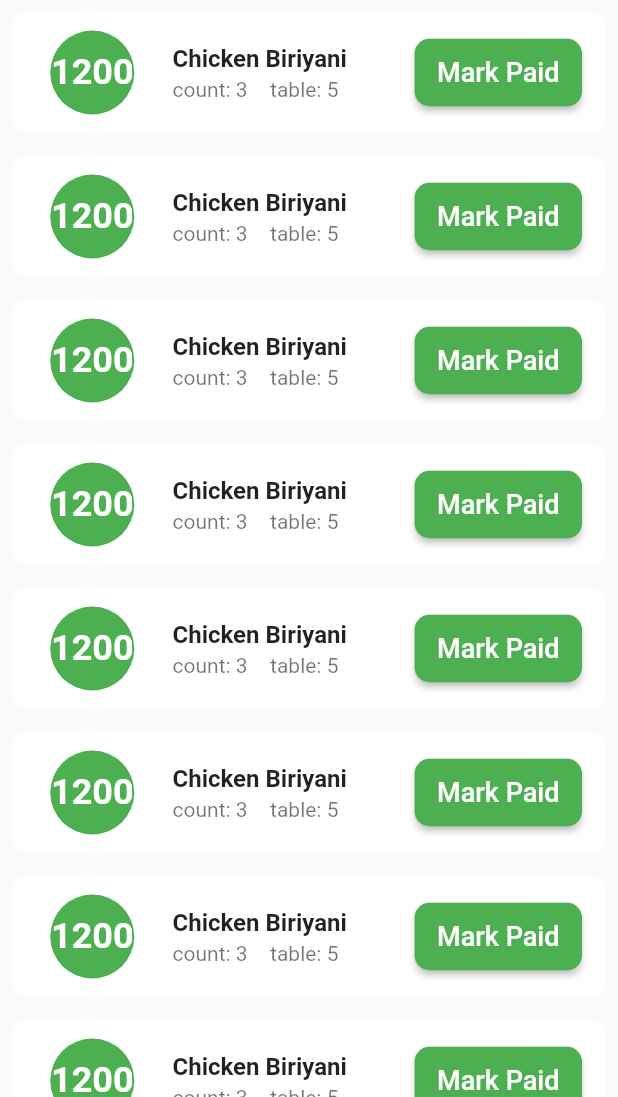
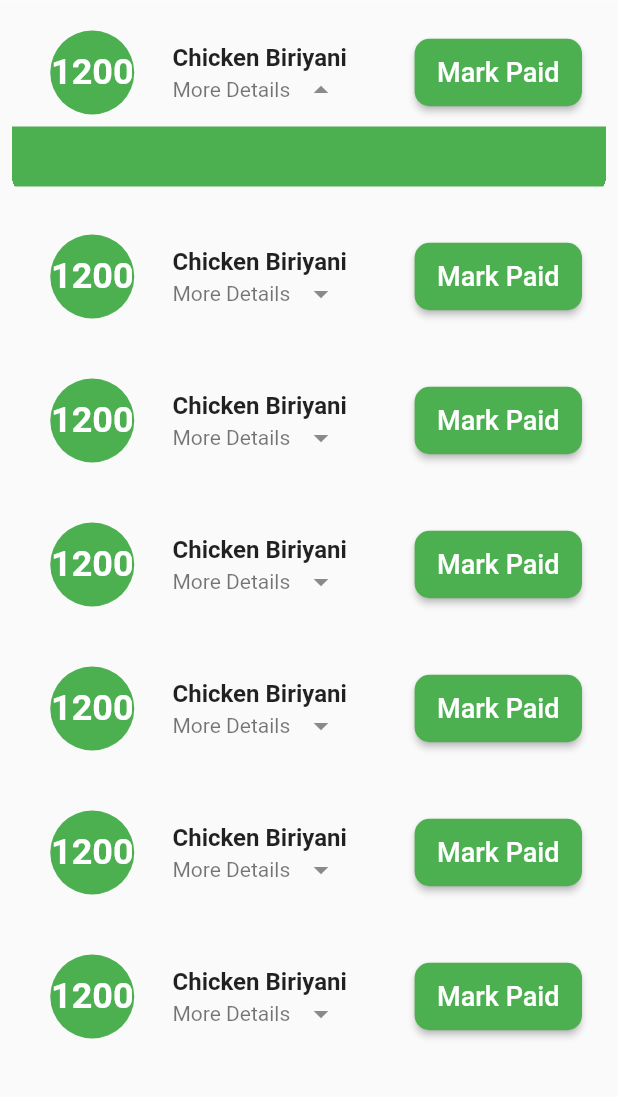
Before and after one commit to sarinmsari/meno-bussiness-frontend, a Flutter app: the screen it shows after launch, after a tap on "1200", on a phone screen of 412 x 824 dp, the part 139-1236 px from its top. Run offline on Flutter 3.47's test engine with Material 2 defaults, Android fonts, the phone set to English and light mode, and no system bars.

Commit message:
functional more details button added

```diff
--- /dev/null
+++ b/lib/components/orders_page/one_order_box.dart
@@ -0,0 +1,113 @@
+import 'package:bookkikko_business/components/orders_page/colorTheme.dart';
+import 'package:bookkikko_business/components/orders_page/sub_title_widget.dart';
+import 'package:flutter/material.dart';
+
+class OneOrderBox extends StatefulWidget {
+  const OneOrderBox(
+      {Key? key,
+      required this.leadingText,
+      required this.itemCount,
+      required this.userRole,
+      required this.tableNumber,
+      required this.index})
+      : super(key: key);
+
+  final int leadingText;
+  final String userRole;
+  final int index;
+  final tableNumber;
+  final int itemCount;
+
+  @override
+  State<OneOrderBox> createState() => _OneOrderBoxState();
+}
+
+class _OneOrderBoxState extends State<OneOrderBox> {
+  bool _viewMoreDetails = false;
+
+  void displayMoreDetails() {
+    setState(() {
+      _viewMoreDetails = !_viewMoreDetails;
+    });
+    // print(_viewMoreDetails);
+  }
+
+  @override
+  Widget build(BuildContext context) {
+    return Container(
+      clipBehavior: Clip.hardEdge,
+      margin: const EdgeInsets.all(8.0),
+      padding: const EdgeInsets.symmetric(vertical: 4.0),
+      decoration: const BoxDecoration(
+        borderRadius: BorderRadius.all(Radius.circular(10)),
+        // color: Colors.grey,
+      ),
+      child: Column(
+        children: [
+          ListTile(
+            onTap: () {
+              print("orderbox ${widget.index} tap");
+            },
+            leading: Container(
+              width: 75,
+              height: 75,
+              decoration: BoxDecoration(
+                color: roleThemeColor,
+                shape: BoxShape.circle,
+              ),
+              child: Container(
+                padding: const EdgeInsets.all(10.0),
+                child: FittedBox(
+                  fit: BoxFit.scaleDown,
+                  child: Text(
+                    widget.leadingText.toString(),
+                    textAlign: TextAlign.center,
+                    style: TextStyle(
+                      color: roleThemeTextColor,
+                      fontWeight: FontWeight.bold,
+                      fontSize: 35,
+                    ),
+                  ),
+                ),
+              ),
+            ),
+            title: Text(
+              "Chicken Biriyani",
+              style:
+                  TextStyle(fontWeight: FontWeight.bold, color: Colors.black87),
+            ),
+            subtitle: SubTitleWidget(
+              userRole: widget.userRole,
+              tableNumber: widget.tableNumber,
+              itemCount: widget.itemCount,
+              isDownButton: !_viewMoreDetails,
+              displayMoreDetails: displayMoreDetails,
+            ),
+            trailing: ElevatedButton(
+              style: ElevatedButton.styleFrom(
+                primary: roleThemeColor,
+                padding: const EdgeInsets.fromLTRB(15, 12, 15, 12),
+                shape: RoundedRectangleBorder(
+                  borderRadius: BorderRadius.circular(10),
+                ),
+              ),
+              onPressed: () {
+                print('Order no.${widget.index} delivered');
+              },
+              child: Text(
+                roleButtonText,
+                style: TextStyle(fontSize: 18, color: roleThemeTextColor),
+              ),
+            ),
+          ),
+          if (_viewMoreDetails)
+            Container(
+              width: double.infinity,
+              height: 40,
+              color: Colors.green,
+            )
+        ],
+      ),
+    );
+  }
+}
--- a/lib/components/orders_page/order_box.dart
+++ b/lib/components/orders_page/order_box.dart
@@ -1,3 +1,4 @@
+import 'package:bookkikko_business/components/orders_page/one_order_box.dart';
 import 'package:flutter/material.dart';
 import './colorTheme.dart';
 
@@ -17,6 +18,7 @@ class _OrderBoxState extends State<OrderBox> {
   final int _itemCount = 3;
   final int _orderTotalAmount = 1200;
   int _leadingText = 0;
+
 //demo variables end
 
 //Dynamic innertext for leading section
@@ -52,71 +54,12 @@ class _OrderBoxState extends State<OrderBox> {
     setLeadingText(widget.userRole);
     return ListView.separated(
       itemBuilder: (ctx, index) {
-        return Container(
-          margin: const EdgeInsets.all(8.0),
-          padding: const EdgeInsets.symmetric(vertical: 4.0),
-          decoration: const BoxDecoration(
-            borderRadius: BorderRadius.all(Radius.circular(10)),
-            color: Colors.white,
-          ),
-          child: ListTile(
-            onTap: () {
-              print("orderbox $index tap");
-            },
-            leading: Container(
-              width: 75,
-              height: 75,
-              decoration: BoxDecoration(
-                color: roleThemeColor,
-                shape: BoxShape.circle,
-              ),
-              child: Container(
-                padding: const EdgeInsets.all(10.0),
-                child: FittedBox(
-                  fit: BoxFit.scaleDown,
-                  child: Text(
-                    _leadingText.toString(),
-                    textAlign: TextAlign.center,
-                    style: TextStyle(
-                      color: roleThemeTextColor,
-                      fontWeight: FontWeight.bold,
-                      fontSize: 35,
-                    ),
-                  ),
-                ),
-              ),
-            ),
-            title: Text(
-              "Chicken Biriyani",
-              style:
-                  TextStyle(fontWeight: FontWeight.bold, color: Colors.black87),
-            ),
-            subtitle: Row(
-              children: [
-                Text("count: $_itemCount"),
-                SizedBox(
-                  width: 15,
-                ),
-                Text("table: ${widget.tableNumber}"),
-              ],
-            ),
-            trailing: ElevatedButton(
-              style: ElevatedButton.styleFrom(
-                primary: roleThemeColor,
-                padding: const EdgeInsets.fromLTRB(15, 12, 15, 12),
-                shape: RoundedRectangleBorder(
-                  borderRadius: BorderRadius.circular(10),
-                ),
-              ),
-              onPressed: () {
-                print('Order no.$index delivered');
-              },
-              child: Text(
-                roleButtonText,
-                style: TextStyle(fontSize: 18, color: roleThemeTextColor),
-              ),
-            ),
-          ),
+        return OneOrderBox(
+          leadingText: _leadingText,
+          itemCount: index,
+          userRole: widget.userRole,
+          tableNumber: widget.tableNumber,
+          index: index,
         );
       },
       separatorBuilder: (ctx, index) {
--- /dev/null
+++ b/lib/components/orders_page/sub_title_widget.dart
@@ -0,0 +1,50 @@
+import 'package:flutter/material.dart';
+
+class SubTitleWidget extends StatelessWidget {
+  const SubTitleWidget(
+      {Key? key,
+      required this.userRole,
+      required this.itemCount,
+      required this.tableNumber,
+      required this.displayMoreDetails,
+      required this.isDownButton})
+      : super(key: key);
+  final String userRole;
+  final itemCount;
+  final tableNumber;
+  final bool isDownButton;
+  final Function() displayMoreDetails;
+
+  @override
+  Widget build(BuildContext context) {
+    if (userRole !=
+        "CASHIER") // other user roles that need dropdown should be added here
+      return Row(
+        children: [
+          Text("count: $itemCount "),
+          SizedBox(
+            width: 15,
+          ),
+          Text("table: $tableNumber"),
+        ],
+      );
+    else
+      return InkWell(
+        onTap: () {
+          // print("more details");
+          displayMoreDetails();
+        },
+        child: Row(
+          children: [
+            Text("More Details "),
+            SizedBox(
+              width: 5,
+            ),
+            Icon(isDownButton
+                ? Icons.arrow_drop_down_sharp
+                : Icons.arrow_drop_up_sharp),
+          ],
+        ),
+      );
+  }
+}
--- a/lib/screens/orders_screen.dart
+++ b/lib/screens/orders_screen.dart
@@ -14,7 +14,7 @@ class Orders extends StatefulWidget {
 
 class _OrdersState extends State<Orders> {
   int _appliedFilter = 0;
-  final String _userRole = 'CASHIER';
+  final String _userRole = 'CASHIER'.toUpperCase();
 
 //demo variables
   int _tableNum = 5;
@@ -30,6 +30,7 @@ class _OrdersState extends State<Orders> {
   @override
   Widget build(BuildContext context) {
     setUserRoleThemeColor(_userRole);
+    // print("order screen is built");
     return Scaffold(
       appBar: CustomAppBar(title: "Orders"),
       drawer: DrawyerPage(),
```
